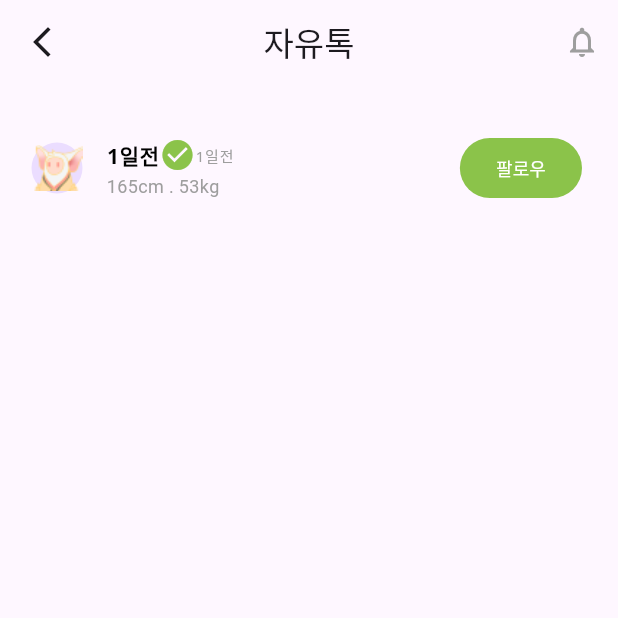
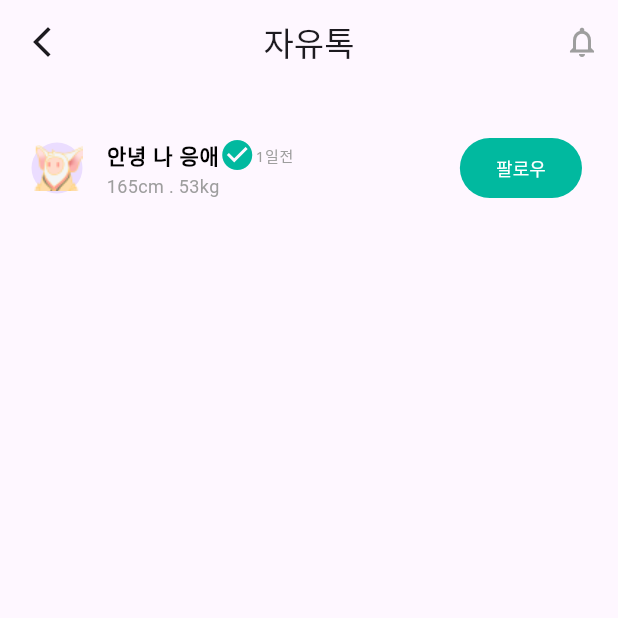
Before and after one commit to Jashwanth-Gowda-R/Hyperhire-assignment, a Flutter app: the screen it shows after launch, on a phone screen of 412 x 824 dp, the top half of it. Run offline on Flutter 3.47's test engine with Material 2 defaults, Android fonts, the phone set to English and light mode, and no system bars; Roboto replaces fonts that are missing (Noto Sans).

Commit message:
refactored post tile widget with proper value

```diff
--- a/lib/features/posts/pages/post_details_page.dart
+++ b/lib/features/posts/pages/post_details_page.dart
@@ -43,12 +43,13 @@ class _PostDetailsPageState extends State<PostDetailsPage> {
               ),
               child: const PostTitle(
                 assetPath: 'assets/images/leading.png',
-                title1: "안녕 나 응애 ",
+                title1: "안녕 나 응애",
                 title2: "1일전",
                 subtitle: "165cm . 53kg",
                 btntitle: "팔로우",
               ),
-            )
+            ),
+
           ],
         ),
       ),
--- a/lib/features/posts/widgets/post_title.dart
+++ b/lib/features/posts/widgets/post_title.dart
@@ -25,7 +25,7 @@ class PostTitle extends StatelessWidget {
       title: Row(
         children: [
           Text(
-            title2,
+            title1,
             style: const TextStyle(
               color: Colors.black,
               fontWeight: FontWeight.bold,
@@ -35,7 +35,7 @@ class PostTitle extends StatelessWidget {
           ),
           const Icon(
             Icons.check_circle,
-            color: Colors.lightGreen,
+            color: Color.fromRGBO(1, 185, 159, 1),
           ),
           Text(
             title2,
@@ -59,7 +59,7 @@ class PostTitle extends StatelessWidget {
         onPressed: () {},
         style: ElevatedButton.styleFrom(
           elevation: 0,
-          backgroundColor: Colors.lightGreen,
+          backgroundColor: const Color.fromRGBO(1, 185, 159, 1),
         ),
         child: Text(
           btntitle,
```
